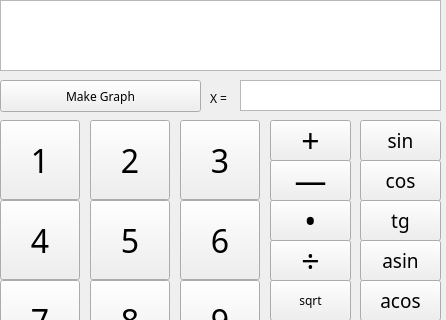
Knew1t/SmartCalc, file src/qt/SmartCalc/mainwindow.ui: the form before one commit; both pictures show x 0 to 446 and y 0 to 320 of the 446 by 499 pixel window.
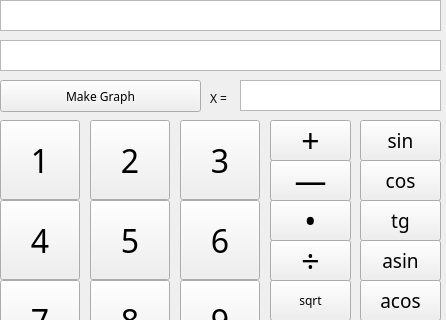
The form after the commit.

What changed in the file:
```diff
--- a/src/qt/SmartCalc/mainwindow.ui
+++ b/src/qt/SmartCalc/mainwindow.ui
@@ -215,7 +215,7 @@
       <x>0</x>
       <y>0</y>
       <width>441</width>
-      <height>71</height>
+      <height>31</height>
      </rect>
     </property>
    </widget>
@@ -591,6 +591,16 @@
      <string>X = </string>
     </property>
    </widget>
+   <widget class="QTextEdit" name="Display_2">
+    <property name="geometry">
+     <rect>
+      <x>0</x>
+      <y>40</y>
+      <width>441</width>
+      <height>31</height>
+     </rect>
+    </property>
+   </widget>
   </widget>
   <widget class="QMenuBar" name="menubar">
    <property name="geometry">
```
